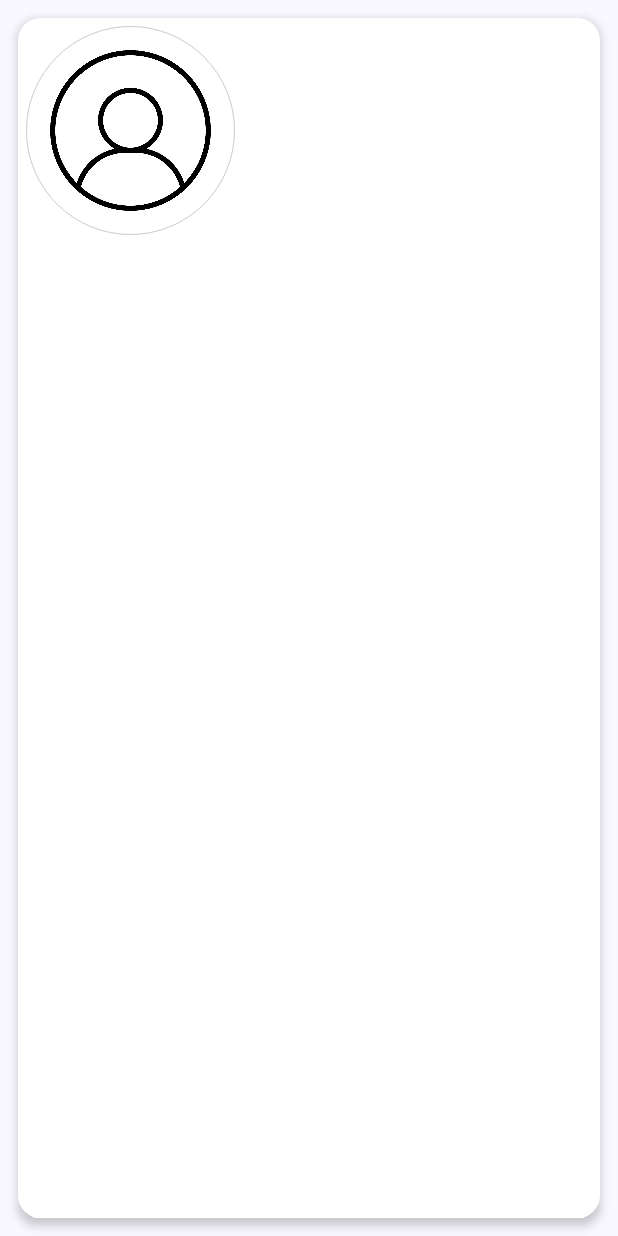
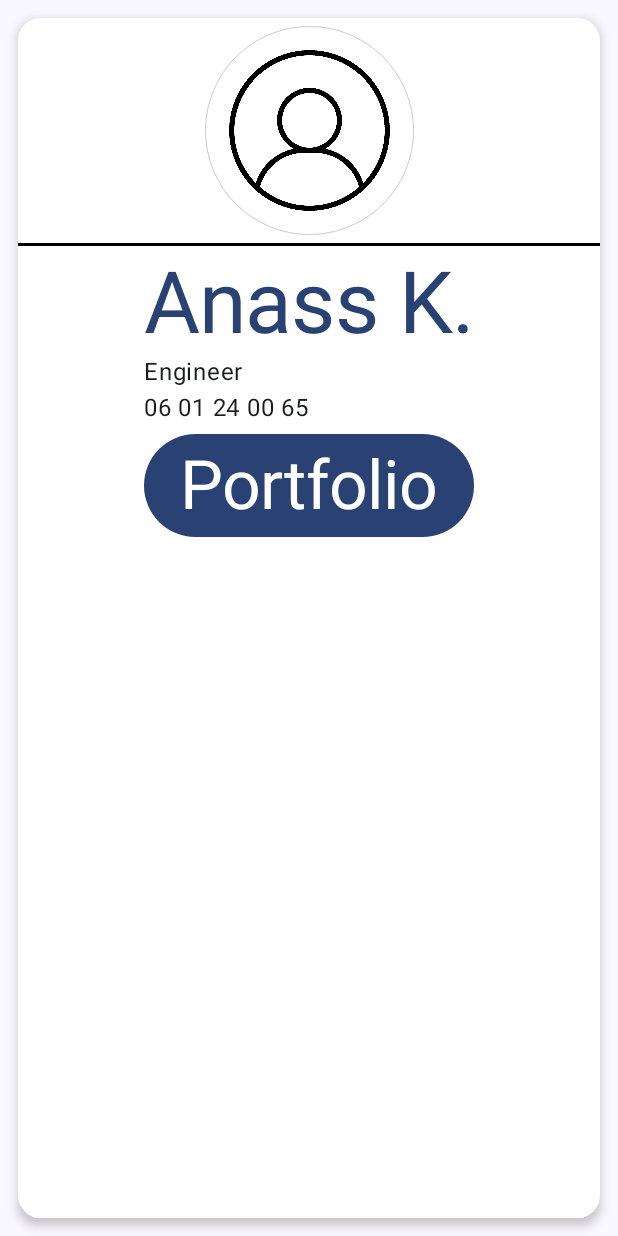
Before and after one commit to khouyyi1/JetBizCard, an Android app built with Jetpack Compose: the screen it shows after launch (MainActivity), on a phone screen of 412 x 824 dp. Run offline under Robolectric (Android 15) with nearby library versions, the phone set to English and light mode, and no system bars.

Commit message:
commit_3

```diff
--- a/app/src/main/java/com/anasskhouyyi/jetbizcard/MainActivity.kt
+++ b/app/src/main/java/com/anasskhouyyi/jetbizcard/MainActivity.kt
@@ -6,6 +6,8 @@ import androidx.activity.ComponentActivity
 import androidx.activity.compose.setContent
 import androidx.compose.foundation.BorderStroke
 import androidx.compose.foundation.Image
+import androidx.compose.foundation.layout.Arrangement
+import androidx.compose.foundation.layout.Column
 import androidx.compose.foundation.layout.fillMaxHeight
 import androidx.compose.foundation.layout.fillMaxSize
 import androidx.compose.foundation.layout.fillMaxWidth
@@ -16,11 +18,15 @@ import androidx.compose.foundation.layout.width
 import androidx.compose.foundation.shape.CircleShape
 import androidx.compose.foundation.shape.CornerSize
 import androidx.compose.foundation.shape.RoundedCornerShape
+import androidx.compose.material3.Button
 import androidx.compose.material3.Card
 import androidx.compose.material3.CardDefaults
+import androidx.compose.material3.Divider
 import androidx.compose.material3.MaterialTheme
 import androidx.compose.material3.Surface
+import androidx.compose.material3.Text
 import androidx.compose.runtime.Composable
+import androidx.compose.ui.Alignment
 import androidx.compose.ui.Modifier
 import androidx.compose.ui.graphics.Color
 import androidx.compose.ui.layout.ContentScale
@@ -52,27 +58,57 @@ fun CreateBizCard(){
         .fillMaxWidth()
         .fillMaxHeight()) {
         Card(modifier = Modifier
-            .width(200.dp)
+            .width(412.dp)
             .height(390.dp)
             .padding(12.dp),
             shape = RoundedCornerShape(corner = CornerSize(15.dp)),
             colors = CardDefaults.cardColors(containerColor = Color.White),
             elevation = CardDefaults.cardElevation(defaultElevation = 4.dp)) {
+            Column(modifier = Modifier
+                .fillMaxWidth()
+                .height(350.dp),
+                    verticalArrangement = Arrangement.Top,
+                    horizontalAlignment = Alignment.CenterHorizontally) {
+                CreatorImageProfile()
+                Divider(thickness = 2.dp, color = Color.Black)
+                CreateInfo()
+                Button(onClick = {/* your onClick listener */}){
+                    Text(text = "Portfolio", style = MaterialTheme.typography.displayMedium)
+                }
+                }
+            }
+        }
+    }
 
-            Surface(modifier = Modifier
+@Composable
+private fun CreateInfo() {
+    Column(modifier = Modifier.padding(5.dp)) {
+        Text(
+            text = "Anass K.",
+            style = MaterialTheme.typography.displayLarge,
+            color = MaterialTheme.colorScheme.primary
+        )
+        Text(text = "Engineer", modifier = Modifier.padding(0.dp))
+        Text(text = "06 01 24 00 65", modifier = Modifier.padding(0.dp))
+    }
+}
+
+@Composable
+private fun CreatorImageProfile() {
+    Surface(
+        modifier = Modifier
             .size(150.dp)
             .padding(5.dp),
         shape = CircleShape,
         border = BorderStroke(0.5.dp, Color.LightGray),
         tonalElevation = 4.dp,
-                color = MaterialTheme.colorScheme.onSurface.copy(alpha=0.1f)
-            ){
-                Image(painter = painterResource(id = R.drawable.icone_image_profile),
+        color = MaterialTheme.colorScheme.onSurface.copy(alpha = 0.1f)
+    ) {
+        Image(
+            painter = painterResource(id = R.drawable.icone_image_profile),
             contentDescription = "Profile Image",
             contentScale = ContentScale.Crop
         )
-            }
-        }
     }
 }
 
@@ -83,5 +119,3 @@ fun DefaultPreview(){
         CreateBizCard()
     }
 }
-
-//colors = CardDefaults.cardColors(contentColor = Color(0xFF78138A))
```
Lines whose indentation alone changed are shown as unchanged.
